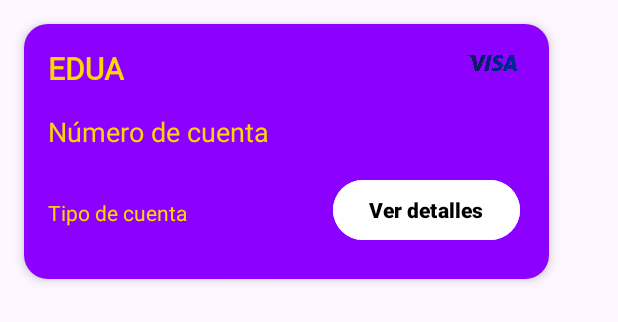
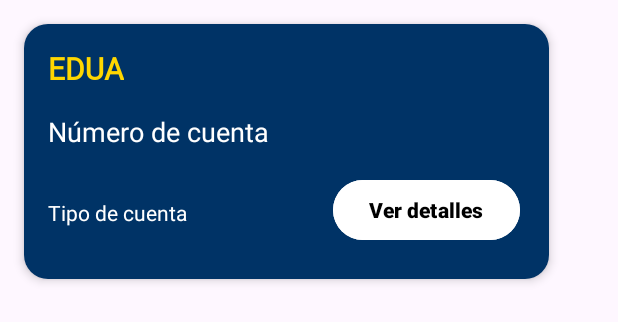
Before and after one commit to EDUAUAQ/appEDUA, an Android app: the layout card_item.xml on its own in the app's theme, with its tools: preview values and no code run, on a phone screen of 412 x 824 dp. Shown: the top 322 px of the screen. Run offline under Robolectric (Android 15) with nearby library versions, the phone set to English and light mode, and no system bars; network calls fail.

Commit message:
Final app

```diff
--- a/app/src/main/res/drawable/card_background.xml
+++ b/app/src/main/res/drawable/card_background.xml
@@ -1,4 +1,4 @@
 <shape xmlns:android="http://schemas.android.com/apk/res/android">
     <corners android:radius="16dp"/>
-    <solid android:color="#8B00FF"/> <!-- Ajusta este color si es necesario -->
+    <solid android:color="@color/fondoTarjeta"/> <!-- Ajusta este color si es necesario -->
 </shape>
--- a/app/src/main/res/layout/card_item.xml
+++ b/app/src/main/res/layout/card_item.xml
@@ -25,14 +25,14 @@
             android:textStyle="bold"
             android:fontFamily="@font/roboto_flex" />
 
-        <!-- Logo de Visa -->
+        <!-- Logo de Visa
         <ImageView
             android:id="@+id/logo_visa"
             android:layout_width="40dp"
             android:layout_height="20dp"
             android:contentDescription="@string/logo_de_visa"
             android:src="@drawable/visa_logo"
-            android:layout_marginStart="225dp"/>
+            android:layout_marginStart="225dp"/> -->
     </LinearLayout>
 
     <!-- Número de cuenta -->
@@ -42,7 +42,7 @@
         android:layout_height="wrap_content"
         android:layout_marginTop="16dp"
         android:text="Número de cuenta"
-        android:textColor="@color/dorado_clasico"
+        android:textColor="@color/blanco"
         android:textSize="18sp" />
     <RelativeLayout
         android:layout_width="wrap_content"
@@ -56,7 +56,7 @@
             android:layout_height="wrap_content"
             android:layout_marginTop="32dp"
             android:text="Tipo de cuenta"
-            android:textColor="@color/dorado_clasico"
+            android:textColor="@color/blanco"
             android:textSize="14sp" />
 
         <!-- Botón de detalles -->
--- a/app/src/main/res/values/colors.xml
+++ b/app/src/main/res/values/colors.xml
@@ -13,4 +13,5 @@
     <color name="vino_apagado">#6B4F4F</color>
     <color name="azul_acero">#5A6978</color>
     <color name="rojo_apagado">#A93226</color>
+    <color name="fondoTarjeta">#003366</color>
 </resources>
```
Also changed, not shown: app/src/main/java/com/topico1/appedua/History.java (+2 -13 lines), app/src/main/res/layout/activity_account_detail.xml (+9 -12 lines), app/src/main/res/layout/fragment_history.xml (+13 -5 lines).
